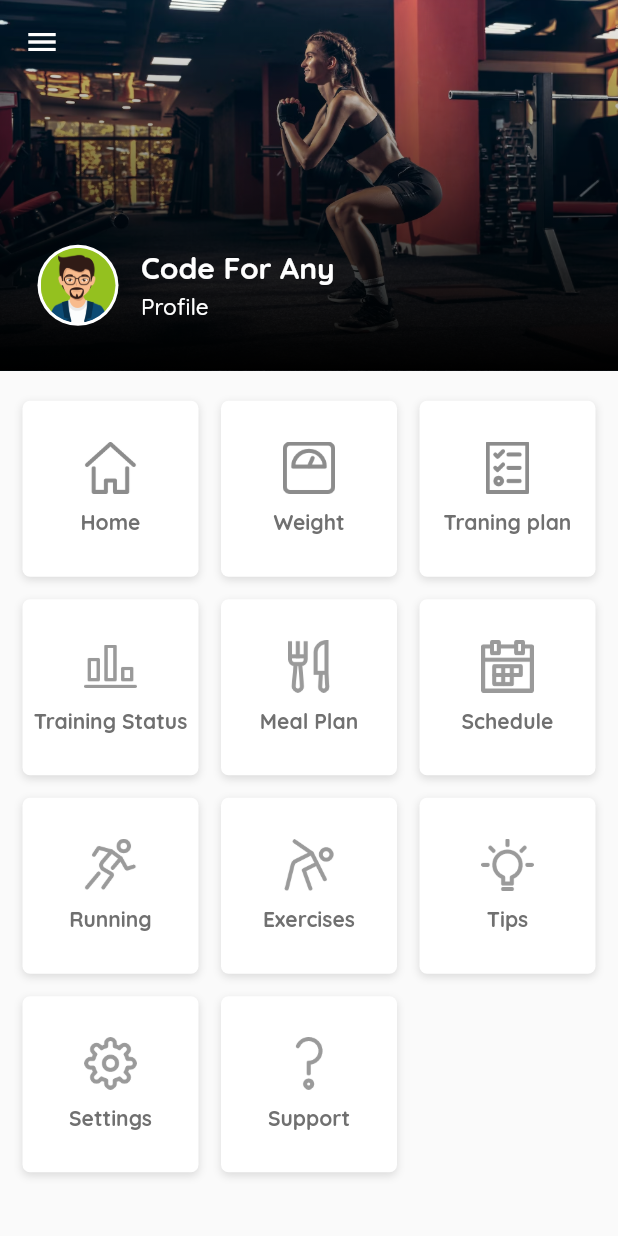
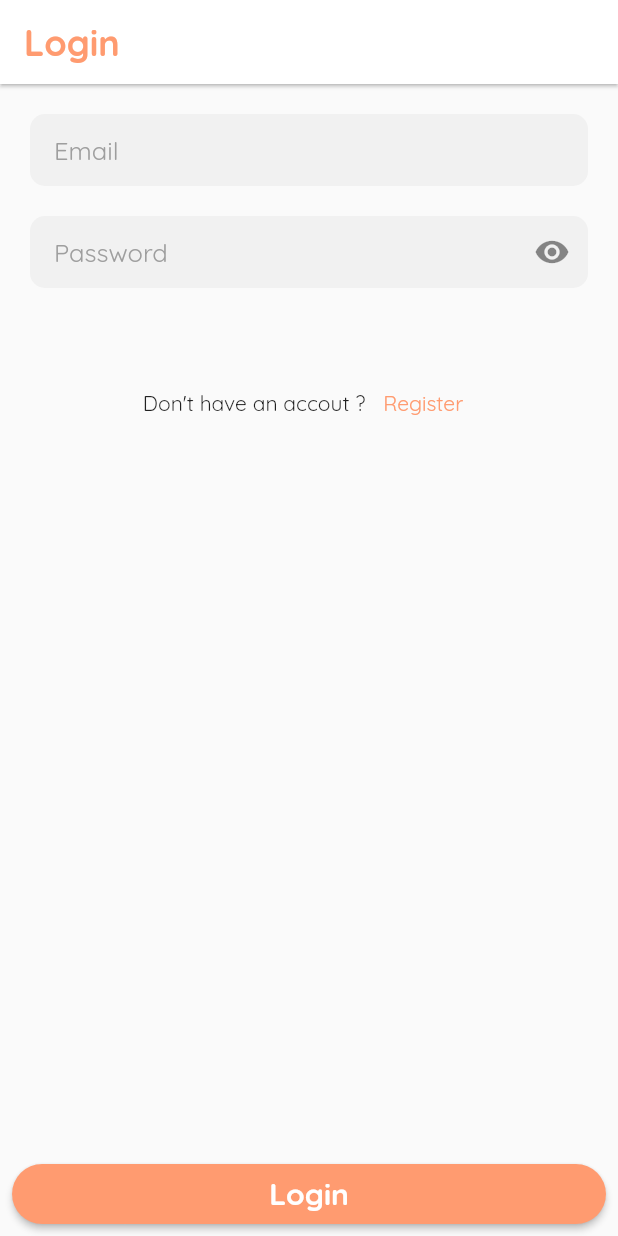
Before and after one commit to NMParmarr/Fitness-App, a Flutter app: the Step3View screen opened directly, after a tap on "Start", on a phone screen of 412 x 824 dp. Run offline on Flutter 3.47's test engine with Material 3 defaults, Android fonts, the phone set to English and light mode, and no system bars; our stand-ins replace carousel_slider, cloud_firestore, firebase_auth, firebase_core, flutter_calendar_carousel, flutter_rating_bar and 3 more; accounts and stored records are empty.

Commit message:
firebase add.

```diff
--- /dev/null
+++ b/lib/common/custom_text_field.dart
@@ -0,0 +1,76 @@
+import 'package:flutter/material.dart';
+import 'package:flutter/services.dart';
+import 'package:workout_fitness/common/color_extension.dart';
+
+class CustomTextField extends StatelessWidget {
+  final TextEditingController ctr;
+  final Widget? suffixIcon;
+  final Widget? prefixIcon;
+  final bool obsecuredText;
+  final TextInputType? inputType;
+  final String? hintText;
+  final String? labelText;
+  final int? lines;
+  final bool? readOnly;
+  final int? maxLength;
+  final TextCapitalization? capitalization;
+  final bool tapOutsideDismiss;
+  final List<TextInputFormatter>? inputFormatters;
+  final EdgeInsetsGeometry? contentPadding;
+  final Function(String)? onChanged;
+
+
+  const CustomTextField({
+    required this.ctr,
+    this.suffixIcon,
+    this.prefixIcon,
+    this.obsecuredText = false,
+    this.inputType,
+    this.labelText,
+    this.hintText,
+    this.lines,
+    this.readOnly,
+    this.contentPadding,
+    this.maxLength,
+    this.tapOutsideDismiss = false,
+    this.inputFormatters,
+    this.capitalization,
+    this.onChanged,
+    super.key,
+  });
+
+  @override
+  Widget build(BuildContext context) {
+    return TextFormField(
+      inputFormatters: inputFormatters,
+      controller: ctr,
+      obscureText: obsecuredText,
+      keyboardType: inputType,
+      maxLength: maxLength,
+      readOnly: readOnly ?? false,
+      maxLines: lines ?? 1,
+      onChanged: onChanged,
+      cursorColor: TColor.primary,
+      style: TextStyle(
+        fontSize: 17,
+      ),
+      textCapitalization: capitalization ?? TextCapitalization.none,
+      onTapOutside: (_) {
+        if (tapOutsideDismiss) {
+          FocusScope.of(context).unfocus();
+        }
+      },
+      decoration: InputDecoration(
+          counterText: "",
+          hintStyle: TextStyle(color: Colors.grey),
+          labelText: labelText,
+          hintText: hintText,
+          contentPadding: contentPadding ?? EdgeInsets.symmetric(horizontal: 16, vertical: 2),
+          border: OutlineInputBorder(gapPadding: 0, borderRadius: BorderRadius.circular(10), borderSide: BorderSide.none),
+          filled: true,
+          fillColor: Colors.grey.withOpacity(0.10),
+          suffixIcon: suffixIcon,
+          prefixIcon: prefixIcon),
+    );
+  }
+}
--- a/lib/main.dart
+++ b/lib/main.dart
@@ -2,6 +2,7 @@ import 'package:firebase_auth/firebase_auth.dart';
 import 'package:firebase_core/firebase_core.dart';
 import 'package:flutter/material.dart';
 import 'package:workout_fitness/app.dart';
+import 'package:workout_fitness/common/common_toast.dart';
 
 // import 'package:workout_fitness/view/login/on_boarding_view.dart';
 import 'package:workout_fitness/view/menu/menu_view.dart';
@@ -25,6 +26,7 @@ class MyApp extends StatelessWidget {
   Widget build(BuildContext context) {
     return MaterialApp(
       title: 'Workout Fitness',
+      navigatorKey: rootNavigatorKey,
       debugShowCheckedModeBanner: false,
       theme: ThemeData(
         fontFamily: "Quicksand",
--- /dev/null
+++ b/lib/view/login/login_screen.dart
@@ -0,0 +1,235 @@
+
+
+import 'package:cloud_firestore/cloud_firestore.dart';
+import 'package:firebase_auth/firebase_auth.dart';
+import 'package:flutter/material.dart';
+import 'package:provider/provider.dart';
+import 'package:shared_preferences/shared_preferences.dart';
+import 'package:workout_fitness/common/common_toast.dart';
+import 'package:workout_fitness/common/loader.dart';
+import 'package:workout_fitness/common/string_validating_extension.dart';
+import 'package:workout_fitness/common_widget/round_button.dart';
+import 'package:workout_fitness/view/login/on_boarding_view.dart';
+import 'package:workout_fitness/viewmodel/home_viewmodel.dart';
+
+import '../../common/color_extension.dart';
+import '../../common/custom_text_field.dart';
+import '../menu/menu_view.dart';
+
+class LoginScreen extends StatefulWidget {
+  final DateTime? birthDate;
+  final String? height;
+  final String? weight;
+  final String? gender;
+
+  const LoginScreen({super.key, this.birthDate, this.height, this.weight, this.gender});
+
+  @override
+  State<LoginScreen> createState() => _LoginScreenState();
+}
+
+class _LoginScreenState extends State<LoginScreen> {
+  final emailCtr = TextEditingController();
+  final passCtr = TextEditingController();
+  final cpassCtr = TextEditingController();
+
+  bool isLogin = true;
+  bool isPassV = false;
+  bool isCPassV = false;
+
+  @override
+  void initState() {
+    WidgetsBinding.instance.addPostFrameCallback((_) async {
+      final sp = await SharedPreferences.getInstance();
+      sp.setBool("isFirst", false);
+    });
+    super.initState();
+  }
+
+  @override
+  Widget build(BuildContext context) {
+    return Scaffold(
+      appBar: AppBar(
+        backgroundColor: TColor.white,
+        elevation: 1,
+        title: Text(
+          isLogin ? "Login" : "Register",
+          style: TextStyle(color: TColor.primary, fontSize: 24, fontWeight: FontWeight.w700),
+        ),
+      ),
+      body: SingleChildScrollView(
+        child: Padding(
+          padding: EdgeInsets.symmetric(horizontal: 20),
+          child: AnimatedSize(
+            duration: Duration(milliseconds: 300),
+            child: Column(
+              crossAxisAlignment: CrossAxisAlignment.start,
+              children: [
+                SizedBox(height: 20),
+                CustomTextField(ctr: emailCtr, hintText: "Email"),
+                SizedBox(height: 20),
+                CustomTextField(
+                  ctr: passCtr,
+                  hintText: "Password",
+                  obsecuredText: !isPassV,
+                  suffixIcon: IconButton(
+                    onPressed: () {
+                      setState(() {
+                        isPassV = !isPassV;
+                      });
+                    },
+                    icon: Icon(isPassV ? Icons.visibility_off : Icons.visibility),
+                  ),
+                ),
+                SizedBox(height: 20),
+                if (!isLogin)
+                  CustomTextField(
+                    ctr: cpassCtr,
+                    hintText: "Confirm Password",
+                    obsecuredText: !isCPassV,
+                    suffixIcon: IconButton(
+                      onPressed: () {
+                        setState(() {
+                          isCPassV = !isCPassV;
+                        });
+                      },
+                      icon: Icon(isCPassV ? Icons.visibility_off : Icons.visibility),
+                    ),
+                  ),
+                if (!isLogin) SizedBox(height: 20),
+                SizedBox(height: 40),
+                ((widget.birthDate == null || widget.gender == null || widget.weight == null || widget.height == null))
+                    ? InkWell(
+                        onTap: () => Navigator.pushAndRemoveUntil(context, MaterialPageRoute(builder: (context) => const OnBoardingView()), (route) => false),
+                        borderRadius: BorderRadius.circular(10),
+                        child: Padding(
+                          padding: const EdgeInsets.all(8.0),
+                          child: Text("Register New Account", style: TextStyle(color: TColor.primary)),
+                        ),
+                      )
+                    : (isLogin)
+                        ? Row(
+                            mainAxisAlignment: MainAxisAlignment.center,
+                            children: [
+                              Text("Don't have an accout ? "),
+                              InkWell(
+                                onTap: () => setState(() => isLogin = false),
+                                borderRadius: BorderRadius.circular(10),
+                                child: Padding(
+                                  padding: const EdgeInsets.all(8.0),
+                                  child: Text("Register", style: TextStyle(color: TColor.primary)),
+                                ),
+                              ),
+                            ],
+                          )
+                        : Row(
+                            mainAxisAlignment: MainAxisAlignment.center,
+                            children: [
+                              Text("Already have an accout ? "),
+                              InkWell(
+                                onTap: () => setState(() => isLogin = true),
+                                borderRadius: BorderRadius.circular(10),
+                                child: Padding(
+                                  padding: const EdgeInsets.all(8.0),
+                                  child: Text("Login", style: TextStyle(color: TColor.primary)),
+                                ),
+                              ),
+                            ],
+                          ),
+              ],
+            ),
+          ),
+        ),
+      ),
+      bottomSheet: Container(
+        margin: const EdgeInsets.all(8.0),
+        height: 40,
+        child: RoundButton(
+          onPressed: () async {
+            final email = emailCtr.text.trim();
+            final pass = passCtr.text.trim();
+            final cpass = cpassCtr.text.trim();
+            if (email == "") {
+              showSnackbar("Please enter email");
+              return;
+            }
+
+            if (!email.isValidEmail) {
+              showSnackbar("Please enter valid email");
+              return;
+            }
+
+            if (pass == "") {
+              showSnackbar("Please enter password");
+              return;
+            }
+
+            if(pass.length < 8) {
+              showSnackbar("Password should be at least 8 characters");
+              return;
+
+            }
+
+            if (cpass == "" && !isLogin) {
+              showSnackbar("Please enter confirm password");
+              return;
+            }
+
+            if (pass != cpass && !isLogin) {
+              showSnackbar("Passwords are mismatched");
+              return;
+            }
+
+            bool success = false;
+            if (isLogin) {
+              String? docId = null;
+              try {
+                showLoader(context);
+                final res = await FirebaseAuth.instance.signInWithEmailAndPassword(email: email, password: pass);
+                docId = res.user?.uid;
+                success = true;
+              } catch (e) {
+                print("error in login : $e");
+              }
+              hideLoader();
+              if (success) {
+                showSnackbar("Login successfully");
+                Navigator.pushAndRemoveUntil(context, MaterialPageRoute(builder: (context) => const MenuView()), (route) => false);
+              }
+            } else {
+              ///
+              String? docId = null;
+              try {
+                showLoader(context);
+                final res = await FirebaseAuth.instance.createUserWithEmailAndPassword(email: email, password: pass);
+                docId = res.user?.uid;
+                success = true;
+              } catch (e) {}
+              hideLoader();
+              if (success) {
+                showLoader(context);
+                try {
+                  if(docId != null) {
+                    await FirebaseFirestore.instance.collection("users").doc(docId).set({
+                      'id' : docId,
+                      'email' : email,
+                      'password' : pass,
+                      'height' : widget.height,
+                      'weight' : widget.weight,
+                      'birthdate' : widget.birthDate?.toIso8601String(),
+                    });
+                  }
+                } catch(e) {}
+                hideLoader();
+                showSnackbar("Registered successfully");
+                Navigator.pushAndRemoveUntil(context, MaterialPageRoute(builder: (context) => const MenuView()), (route) => false);
+              }
+            }
+          },
+          // icon: Icon(Icons.login),
+          title: isLogin ? "Login" : "Register",
+        ),
+      ),
+    );
+  }
+}
--- a/lib/view/login/step3_view.dart
+++ b/lib/view/login/step3_view.dart
@@ -1,5 +1,7 @@
 import 'package:flutter/cupertino.dart';
 import 'package:flutter/material.dart';
+import 'package:workout_fitness/common/common_toast.dart';
+import 'package:workout_fitness/view/login/login_screen.dart';
 
 import '../../common/color_extension.dart';
 import '../../common_widget/round_button.dart';
@@ -16,9 +18,9 @@ class Step3View extends StatefulWidget {
 
 class _Step3ViewState extends State<Step3View> {
   bool isAppleHealth = true;
-  DateTime? selectDate;
-  String? selectHeight;
-  String? selectWeight;
+  DateTime? selectDate = DateTime.now();
+  String? selectHeight = "167 cm";
+  String? selectWeight = "54 kg";
   bool isMale = true;
 
   @override
@@ -209,7 +211,24 @@ class _Step3ViewState extends State<Step3View> {
                 child: RoundButton(
                   title: "Start",
                   onPressed: () {
-                    Navigator.pushAndRemoveUntil(context, MaterialPageRoute(builder: (context) => const MenuView() ) , (route) => false);
+                    if(selectDate == null) {
+                      showSnackbar("Please select birthdate");
+                      return;
+                    }
+                    if(selectHeight == null) {
+                      showSnackbar("Please select height");
+                      return;
+                    }
+                    if(selectWeight == null) {
+                      showSnackbar("Please select weight");
+                      return;
+                    }
+                    Navigator.pushAndRemoveUntil(context, MaterialPageRoute(builder: (context) => LoginScreen(
+                      birthDate: selectDate!,
+                      height: selectHeight!,
+                      weight: selectWeight!,
+                      gender: isMale ? "Male" : "Female",
+                    ) ) , (route) => false);
                   },
                 ),
               ),
--- /dev/null
+++ b/lib/viewmodel/home_viewmodel.dart
@@ -0,0 +1,6 @@
+import 'package:cloud_firestore/cloud_firestore.dart';
+import 'package:flutter/cupertino.dart';
+
+class HomeViewmodel extends ChangeNotifier {
+
+}
```
Also changed, not shown: lib/app.dart (+36 -13 lines), lib/common/common_toast.dart (added, +49 -0 lines), lib/common/loader.dart (added, +79 -0 lines), lib/common/string_validating_extension.dart (added, +17 -0 lines), lib/view/menu/menu_view.dart (+43 -10 lines), pubspec.yaml (+6 -3 lines), pubspec.lock.
